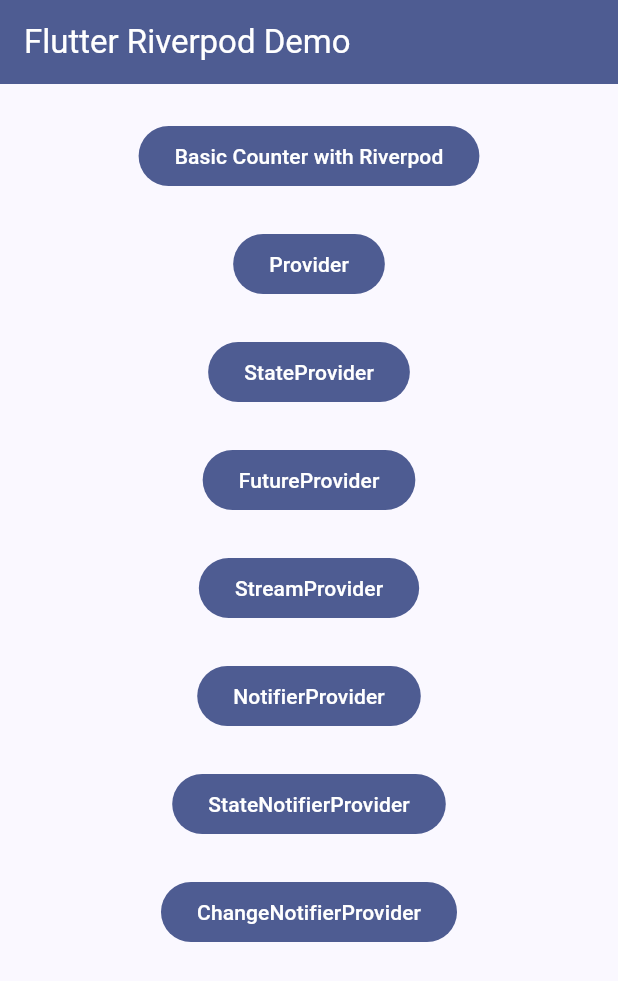
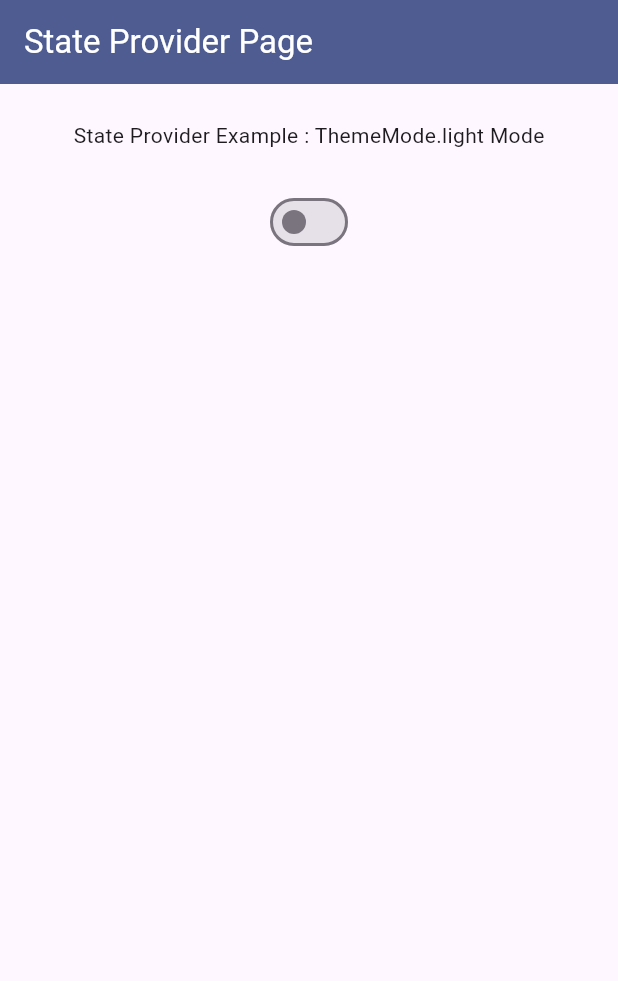
Before and after one commit to thetpaingsoe/flutter_riverpod_demo, a Flutter app: the screen it shows after launch, after a tap on "StateProvider", on a phone screen of 412 x 824 dp. Shown: the top 981 px of the screen. Run offline on Flutter 3.47's test engine with Material 3 defaults, Android fonts, the phone set to English and light mode, and no system bars; our stand-ins replace flutter_riverpod, riverpod_annotation; generated files the repository leaves out were written again.

Commit message:
Added State Provider with ThemeMode Demo

```diff
--- /dev/null
+++ b/lib/demo/state-provider/provider/sate_provider.dart
@@ -0,0 +1,6 @@
+import 'package:flutter/material.dart';
+import 'package:flutter_riverpod/flutter_riverpod.dart';
+
+final themeModeProvider = StateProvider<ThemeMode>((ref) {
+  return ThemeMode.light;
+});
--- /dev/null
+++ b/lib/demo/state-provider/ui/state_provider_page.dart
@@ -0,0 +1,45 @@
+import 'package:flutter/material.dart';
+import 'package:flutter_riverpod/flutter_riverpod.dart';
+
+import '../provider/sate_provider.dart';
+
+class StateProviderPage extends ConsumerWidget {
+  const StateProviderPage({super.key});
+
+  @override
+  Widget build(BuildContext context, WidgetRef ref) {
+    return MaterialApp(
+      title: 'Theme Demo',
+      theme: ThemeData.light(),
+      darkTheme: ThemeData.dark(),
+      themeMode: ref.watch(themeModeProvider),
+      home: Scaffold(
+        appBar: AppBar(
+          backgroundColor: Theme.of(context).colorScheme.primary,
+          foregroundColor: Theme.of(context).colorScheme.onPrimary,
+          title: const Text('State Provider Page'),
+        ),
+        body: Center(
+          child: Column(
+            mainAxisAlignment: MainAxisAlignment.start,
+            children: <Widget>[
+              const SizedBox(
+                height: 24,
+              ),
+              Text('State Provider Example : ${ref.watch(themeModeProvider)} Mode'),
+              const SizedBox(
+                height: 24,
+              ),
+              Switch(value: ref.read(themeModeProvider) == ThemeMode.dark , onChanged:
+                (value) {
+                  ref.read(themeModeProvider.notifier).state =
+                      value ? ThemeMode.dark : ThemeMode.light;
+                }
+              )
+            ],
+          ),
+        ),
+      ),
+    );
+  }
+}
--- a/lib/main.dart
+++ b/lib/main.dart
@@ -2,6 +2,8 @@ import 'package:flutter/material.dart';
 import 'package:flutter_riverpod/flutter_riverpod.dart';
 import 'package:flutter_riverpod_demo/demo/counter/ui/counter_page.dart';
 import 'package:flutter_riverpod_demo/demo/provider/ui/provider_page.dart';
+
+import 'demo/state-provider/ui/state_provider_page.dart';
 
 void main() {
   runApp(ProviderScope(child: MyApp()));
@@ -76,11 +78,11 @@ class _MyHomePageState extends State<MyHomePage> {
             ),
             FilledButton(
                 onPressed: () {
-                  // Navigator.push(
-                  //     context,
-                  //     MaterialPageRoute(
-                  //         builder: (context) =>
-                  //             const CounterPage()));
+                  Navigator.push(
+                      context,
+                      MaterialPageRoute(
+                          builder: (context) =>
+                              const StateProviderPage()));
                 },
                 child: Text('StateProvider')),
             SizedBox(
```
